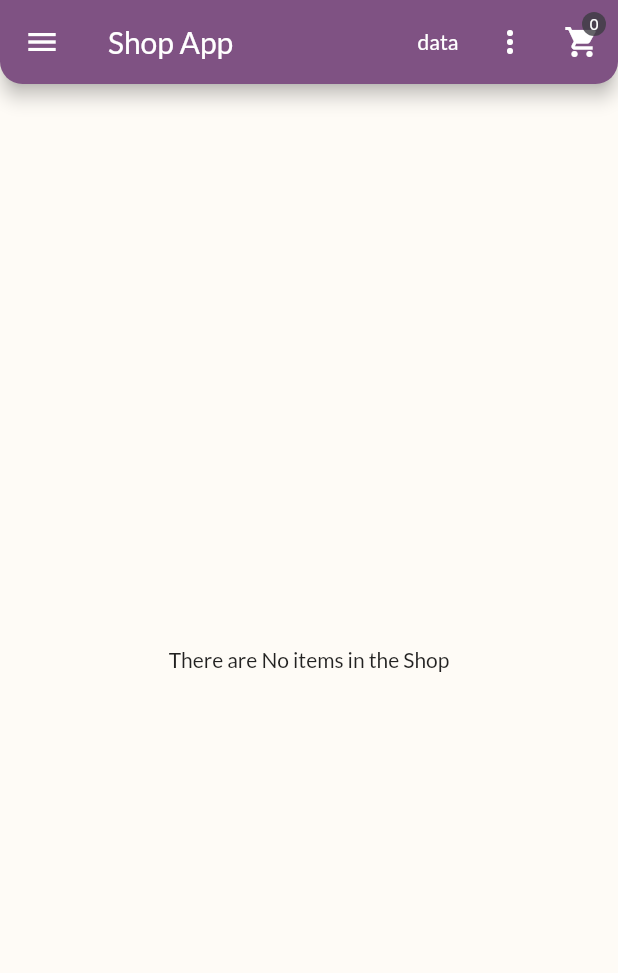
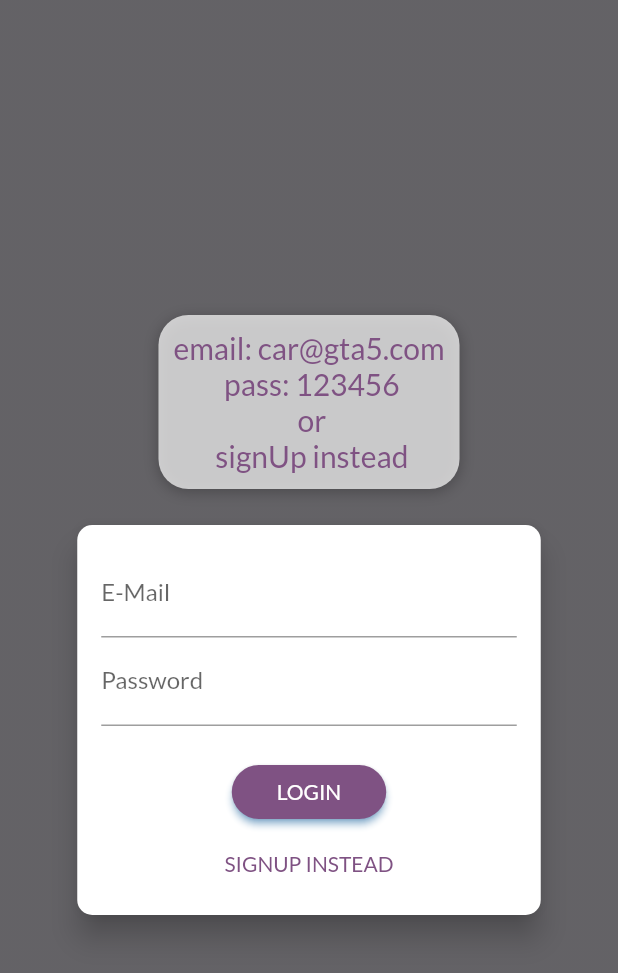
Before and after one commit to EkjyotSandhu12/shopAppFlutter, a Flutter app: the screen it shows after launch, on a phone screen of 412 x 824 dp. Shown: the top 973 px of the screen. Run offline on Flutter 3.47's test engine with Material 2 defaults, Android fonts, the phone set to English and light mode, and no system bars; our stand-ins replace shared_preferences.

Commit message:
app completed

```diff
--- a/lib/main.dart
+++ b/lib/main.dart
@@ -1,7 +1,7 @@
 import 'package:flutter/material.dart';
-import 'package:flutter/services.dart';
-import 'package:provider/provider.dart';
+import 'package:provider/provider.dart' as provider;
 import 'package:shop_app/pages/AddOrEdit_product_page.dart';
+import 'package:shop_app/pages/auth_screen.dart';
 import 'package:shop_app/pages/order_page.dart';
 import 'package:shop_app/pages/user_product_page.dart';
 
@@ -11,24 +11,29 @@ import './pages/cart_page.dart';
 import './pages/product_overview_page.dart';
 import './pages/products_detail_page.dart';
 import '../providers/products_provider.dart';
+import 'models/auth.dart';
 
 void main() {
-
   runApp(MyApp());
 }
 
 class MyApp extends StatelessWidget {
+  Auth auth = Auth();
+
   Widget build(BuildContext context) {
-    return MultiProvider(
+    return provider.MultiProvider(
       providers: [
-        ChangeNotifierProvider(
-          create: (_) => Orders(),
+        provider.ChangeNotifierProvider.value(
+          value: auth,
         ),
-        ChangeNotifierProvider(
-          create: (_) => ProductsProvider(),
+        provider.ChangeNotifierProvider(
+          create: (_) => ProductsProvider(auth),
         ),
-        ChangeNotifierProvider(
-          create: (_) => Cart(),
+        provider.ChangeNotifierProvider(
+          create: (_) => Orders(auth),
+        ),
+        provider.ChangeNotifierProvider(
+          create: (_) => Cart(auth),
         )
       ],
       child: MaterialApp(
@@ -58,9 +63,28 @@ class MyApp extends StatelessWidget {
             bodyText1: TextStyle(fontFamily: "Anton", color: Colors.white),
           ),
         ),
-        initialRoute: ProductOverviewPage.routeName,
+        home: auth.isAuth()
+            ? ProductOverviewPage()
+            : FutureBuilder(
+                future: auth.tryAutoLogin(),
+                builder: (context, futureData) {
+                  if (futureData.connectionState == ConnectionState.waiting) {
+                    return Center(
+                      child: Text("loading"),
+                    );
+                  } else if (futureData.hasError) {
+                    print(futureData.error.toString());
+                    return AuthScreen();
+                  } else {
+                    return  futureData.data == true
+                        ? ProductOverviewPage()
+                        : AuthScreen();
+                  }
+                },
+              ),
         title: "Shop App Material widget",
         routes: {
+          AuthScreen.routeName: (_) => AuthScreen(),
           ProductOverviewPage.routeName: (_) => ProductOverviewPage(),
           ProductDetailsPage.routeName: (_) => ProductDetailsPage(),
           CartPage.routeName: (_) => CartPage(),
--- /dev/null
+++ b/lib/models/auth.dart
@@ -0,0 +1,128 @@
+import 'dart:async';
+import 'dart:convert';
+
+import 'package:flutter/widgets.dart';
+import 'package:http/http.dart' as http;
+import 'package:shared_preferences/shared_preferences.dart';
+import 'package:shop_app/models/customException.dart';
+
+import '../pages/auth_screen.dart';
+
+class Auth with ChangeNotifier {
+  String _token = "";
+  DateTime _expiryDate = DateTime.now();
+  String _userId = "";
+  late Timer autoLogOutTimer;
+
+  bool isAuth() {
+    if (_token.isNotEmpty &&
+        _userId.isNotEmpty &&
+        _expiryDate.isAfter(DateTime.now())) {
+      return true;
+    } else {
+      return false;
+    }
+  }
+
+  String get tokenKey {
+    return _token;
+  }
+
+  String get userId {
+    return _userId;
+  }
+
+  Future<void> _authenticate(
+      String email, String password, String urlSegment) async {
+    final url =
+        'https://identitytoolkit.googleapis.com/v1/accounts:${urlSegment}?key=AIzaSyC_RC_zdhBHRRHr6HrVYURB8ZglXMFe7Bs';
+
+    try {
+      final response = await http.post(
+        Uri.parse(url),
+        body: json.encode(
+          {
+            'email': email,
+            'password': password,
+            'returnSecureToken': true,
+          },
+        ),
+      );
+      final responseData = json.decode(response.body) as Map;
+
+      if ((responseData.containsKey('error'))) {
+        throw customException(responseData['error']['message']);
+      }
+
+      _token = responseData['idToken'];
+      _userId = responseData['localId'];
+      _expiryDate = DateTime.now()
+          .add(Duration(seconds: int.parse(responseData['expiresIn'])));
+
+      SharedPreferences sp = await SharedPreferences.getInstance();
+
+      sp.setString(
+          'key',
+          json.encode({
+            'token': responseData['idToken'],
+            'userId': responseData['localId'],
+            'expiryDate': _expiryDate.toIso8601String(),
+          }));
+
+      autoLogOutTimer = Timer(
+          Duration(seconds: _expiryDate.difference(DateTime.now()).inSeconds),
+          logout);
+
+      notifyListeners();
+    } on Exception catch (e) {
+      throw e;
+    }
+  }
+
+  Future<bool> tryAutoLogin() async {
+    SharedPreferences sp = await SharedPreferences.getInstance();
+
+    final body = json.decode((sp.getString('key')!));
+
+    if (body == null || body.isEmpty) {
+      return false;
+    }
+    Map bodyData = body as Map;
+
+
+    if (DateTime.now().isBefore(DateTime.parse(bodyData['expiryDate']))) {
+      _token = bodyData['token'];
+      _userId = bodyData['userId'];
+      _expiryDate = DateTime.parse(bodyData['expiryDate']);
+
+      autoLogOutTimer = Timer(
+          Duration(seconds: _expiryDate.difference(DateTime.now()).inSeconds),
+          logout);
+
+      return true;
+    }
+
+    return false;
+  }
+
+  Future<void> signup(String email, String password) async {
+    return _authenticate(email, password, "signUp");
+  }
+
+  Future<void> signIn(String email, String password) async {
+    return _authenticate(email, password, "signInWithPassword");
+  }
+
+  Future<void> logout() async {
+
+    _token = "";
+    _expiryDate = DateTime.now();
+    _userId = "";
+    if (autoLogOutTimer != null) {
+      autoLogOutTimer.cancel();
+    }
+    notifyListeners();
+    SharedPreferences sp = await SharedPreferences.getInstance();
+    sp.clear();
+  }
+}
--- a/lib/models/order.dart
+++ b/lib/models/order.dart
@@ -5,6 +5,7 @@ import 'package:http/http.dart' as http;
 import 'package:shop_app/models/http_url.dart';
 
 import '../models/cart.dart';
+import 'auth.dart';
 
 class Order {
   String id;
@@ -23,14 +24,19 @@ class Order {
 class Orders with ChangeNotifier {
   List<Order> _orders = [];
 
+  final Auth authObject;
+
+  Orders(this.authObject);
+
   List<Order> get orders {
     return [..._orders];
   }
 
   Future<void> fetchOrder() async {
+
     List<Order> fetchedList = [];
     try {
-    final url = HttpUrl.orderUrl + ".json";
+    final url = HttpUrl.orderUrl + '.json?auth=${authObject.tokenKey}&orderBy="userId"&equalTo="${authObject.userId}"';
 
     final response = await http.get(Uri.parse(url));
 
@@ -75,8 +81,9 @@ class Orders with ChangeNotifier {
     }
 
     Map<String, dynamic> productMap = {};
-    return http.post(Uri.parse(url + ".json"),
+    return http.post(Uri.parse(url + ".json?auth=${authObject.tokenKey}"),
         body: json.encode({
+          'userId' : authObject.userId,
           'dateTime': DateTime.now().toIso8601String(),
           'totalAmount': totalAmount,
           'cartItems': cartItems
--- /dev/null
+++ b/lib/pages/auth_screen.dart
@@ -0,0 +1,267 @@
+import 'dart:math';
+
+import 'package:flutter/material.dart';
+import 'package:provider/provider.dart' as p;
+import 'package:shop_app/pages/product_overview_page.dart';
+
+import '../models/auth.dart';
+import '../models/customException.dart';
+
+enum AuthMode { Signup, Login }
+
+class AuthScreen extends StatelessWidget {
+  static const routeName = '/auth';
+
+  @override
+  Widget build(BuildContext context) {
+    final deviceSize = MediaQuery.of(context).size;
+    // final transformConfig = Matrix4.rotationZ(-8 * pi / 180);
+    // transformConfig.translate(-10.0);
+    return Scaffold(
+      // resizeToAvoidBottomInset: false,
+      body: Stack(
+        children: <Widget>[
+          Container(
+            decoration: BoxDecoration(
+              gradient: LinearGradient(
+                colors: [
+                  Theme.of(context).backgroundColor,
+                  Theme.of(context).colorScheme.background,
+                ],
+                begin: Alignment.topLeft,
+                end: Alignment.bottomRight,
+                stops: [0, 1],
+              ),
+            ),
+          ),
+          SingleChildScrollView(
+            child: Container(
+              height: deviceSize.height,
+              width: deviceSize.width,
+              child: Column(
+                mainAxisAlignment: MainAxisAlignment.center,
+                crossAxisAlignment: CrossAxisAlignment.center,
+                children: <Widget>[
+                  Flexible(
+                    child: Container(
+                      margin: EdgeInsets.only(bottom: 20.0),
+                      padding:
+                          EdgeInsets.all(10),
+                      decoration: BoxDecoration(
+                        borderRadius: BorderRadius.circular(20),
+                        color: Colors.white70,
+                        boxShadow: const [
+                          BoxShadow(
+                            blurRadius: 8,
+                            color: Colors.black26,
+                            offset: Offset(0, 2),
+                          )
+                        ],
+                      ),
+                      child: Text(
+                        textAlign: TextAlign.center,
+                        'email: car@gta5.com\n pass: 123456 \n or \n signUp instead',
+                        style: TextStyle(
+                          color: Theme.of(context).colorScheme.primary,
+                          fontSize: 20,
+                          fontWeight: FontWeight.normal,
+                        ),
+                      ),
+                    ),
+                  ),
+                  Flexible(
+                    flex: deviceSize.width > 600 ? 2 : 1,
+                    child: AuthCard(),
+                  ),
+                ],
+              ),
+            ),
+          ),
+        ],
+      ),
+    );
+  }
+}
+
+class AuthCard extends StatefulWidget {
+
+  @override
+  _AuthCardState createState() => _AuthCardState();
+}
+
+class _AuthCardState extends State<AuthCard> {
+  final GlobalKey<FormState> _formKey = GlobalKey();
+  AuthMode _authMode = AuthMode.Login;
+  Map<String, String> _authData = {
+    'email': '',
+    'password': '',
+  };
+  var _isLoading = false;
+  final _passwordController = TextEditingController();
+
+  void _showErrorDialog(String message) {
+    showDialog(
+      context: context,
+      builder: (ctx) => AlertDialog(
+        title: Text('An Error Occurred!'),
+        content: Text(message),
+        actions: <Widget>[
+          TextButton(
+            child: Text('Okay'),
+            onPressed: () {
+              Navigator.of(ctx).pop();
+            },
+          )
+        ],
+      ),
+    );
+  }
+
+  Future<void> _submit() async {
+    if (!_formKey.currentState!.validate()) {
+      // Invalid!
+      return;
+    }
+    _formKey.currentState!.save();
+    setState(() {
+      _isLoading = true;
+    });
+    try{
+    if (_authMode == AuthMode.Login) {
+      // Log user in
+      await p.Provider.of<Auth>(context, listen: false).signIn(_authData['email']!, _authData['password']!);
+      Navigator.pushReplacementNamed(context, ProductOverviewPage.routeName);
+    } else {
+     await p.Provider.of<Auth>(context, listen: false).signup(_authData['email']!, _authData['password']!);
+     Navigator.pushReplacementNamed(context, ProductOverviewPage.routeName);
+    }
+  } on customException catch (error) {
+  var errorMessage = 'Authentication failed';
+  if (error.toString().contains('EMAIL_EXISTS')) {
+  errorMessage = 'This email address is already in use.';
+  } else if (error.toString().contains('INVALID_EMAIL')) {
+  errorMessage = 'This is not a valid email address';
+  } else if (error.toString().contains('WEAK_PASSWORD')) {
+  errorMessage = 'This password is too weak.';
+  } else if (error.toString().contains('EMAIL_NOT_FOUND')) {
+  errorMessage = 'Could not find a user with that email.';
+  } else if (error.toString().contains('INVALID_PASSWORD')) {
+  errorMessage = 'Invalid password.';
+  }
+  _showErrorDialog(errorMessage);
+  } catch (error) {
+  const errorMessage =
+  'Could not authenticate you. Please try again later.';
+  _showErrorDialog(errorMessage);
+  }
+    setState(() {
+      _isLoading = false;
+    });
+  }
+
+  void _switchAuthMode() {
+    if (_authMode == AuthMode.Login) {
+      setState(() {
+        _authMode = AuthMode.Signup;
+      });
+    } else {
+      setState(() {
+        _authMode = AuthMode.Login;
+      });
+    }
+  }
+
+  @override
+  Widget build(BuildContext context) {
+    final deviceSize = MediaQuery.of(context).size;
+    return Card(
+      shape: RoundedRectangleBorder(
+        borderRadius: BorderRadius.circular(10.0),
+      ),
+      elevation: 8.0,
+      child: Container(
+        height: _authMode == AuthMode.Signup ? 320 : 260,
+        constraints:
+            BoxConstraints(minHeight: _authMode == AuthMode.Signup ? 320 : 260),
+        width: deviceSize.width * 0.75,
+        padding: EdgeInsets.all(16.0),
+        child: Form(
+          key: _formKey,
+          child: SingleChildScrollView(
+            child: Column(
+              children: <Widget>[
+                TextFormField(
+                  decoration: InputDecoration(labelText: 'E-Mail'),
+                  keyboardType: TextInputType.emailAddress,
+                  validator: (value) {
+                    if (value!.isEmpty || !value.contains('@')) {
+                      return 'Invalid email!';
+                    }
+                    return null;
+                  },
+                  onSaved: (value) {
+                    _authData['email'] = value!;
+                  },
+                ),
+                TextFormField(
+                  decoration: InputDecoration(labelText: 'Password'),
+                  obscureText: true,
+                  controller: _passwordController,
+                  validator: (value) {
+                    if (value!.isEmpty || value.length < 5) {
+                      return 'Password is too short!';
+                    }
+                  },
+                  onSaved: (value) {
+                    _authData['password'] = value!;
+                  },
+                ),
+                if (_authMode == AuthMode.Signup)
+                  TextFormField(
+                    enabled: _authMode == AuthMode.Signup,
+                    decoration: InputDecoration(labelText: 'Confirm Password'),
+                    obscureText: true,
+                    validator: _authMode == AuthMode.Signup
+                        ? (value) {
+                            if (value != _passwordController.text) {
+                              return 'Passwords do not match!';
+                            }
+                          }
+                        : null,
+                  ),
+                SizedBox(
+                  height: 20,
+                ),
+                if (_isLoading)
+                  CircularProgressIndicator()
+                else
+                  ElevatedButton(
+                    child:
+                        Text(_authMode == AuthMode.Login ? 'LOGIN' : 'SIGN UP'),
+                    onPressed: _submit,
+                    style: ElevatedButton.styleFrom(
+                      shape: RoundedRectangleBorder(
+                        borderRadius: BorderRadius.circular(30),
+                      ),
+                      padding:
+                      EdgeInsets.symmetric(horizontal: 30.0, vertical: 8.0),
+                      shadowColor: Theme.of(context).primaryColor,
+                    ),
+
+                  ),
+                TextButton(
+                  child: Text(
+                      '${_authMode == AuthMode.Login ? 'SIGNUP' : 'LOGIN'} INSTEAD'),
+                  onPressed: _switchAuthMode,
+                  style: TextButton.styleFrom(
+                    padding: EdgeInsets.symmetric(horizontal: 30.0, vertical: 4),
+                  ),
+                ),
+              ],
+            ),
+          ),
+        ),
+      ),
+    );
+  }
+}
--- a/lib/pages/order_page.dart
+++ b/lib/pages/order_page.dart
@@ -13,7 +13,6 @@ class OrderPage extends StatefulWidget {
 }
 
 class _OrderPageState extends State<OrderPage> {
-  bool _isLoading = false;
 
   @override
   void initState() {
@@ -37,7 +36,7 @@ class _OrderPageState extends State<OrderPage> {
               } else {
                 return provider.Consumer<Orders>(
                   builder: (context, orderData, child) {
-                    return ListView(
+                    return orderData.orders.isEmpty? Center(child: Text("No Orders Placed..")) : ListView(
                       children: [
                         ...orderData.orders
                             .map(
--- a/lib/providers/products_provider.dart
+++ b/lib/providers/products_provider.dart
@@ -3,6 +3,7 @@ import 'dart:convert';
 import 'package:flutter/material.dart';
 import 'package:http/http.dart' as http;
 
+import '../models/auth.dart';
 import '../models/customException.dart';
 import '../models/product.dart';
 
@@ -43,22 +44,49 @@ class ProductsProvider with ChangeNotifier {
     ),*/
   ];
 
+  Auth authObject;
+
+  ProductsProvider(this.authObject);
+
   String getImage(String id) {
     return _items.firstWhere((element) => element.id == id).imageUrl;
   }
 
   List<Product> get getItems {
+
     return [..._items];
+  }
+
+  Future<List<Product>> getPersonalProduct() async {
+
+    List<Product> fetchedList = [];
+
+    final url = 'https://flutter-shop-app-4f901-default-rtdb.firebaseio.com/product.json?auth=${authObject.tokenKey}&orderBy="userId"&equalTo="${authObject.userId}"';
+
+    final response = await http.get(Uri.parse(url));
+    final resposeData = json.decode(response.body) as Map;
+
+    _items.forEach((element) {
+      if(resposeData.containsKey(element.id)) {
+        fetchedList.add(element);
+      }
+    });
+
+    return fetchedList;
   }
 
   Future<void> fetchItems() async {
     List<Product> fetchedList = [];
     try {
-      final url =
-          "https://flutter-shop-app-4f901-default-rtdb.firebaseio.com/product.json";
+       var url =
+          "https://flutter-shop-app-4f901-default-rtdb.firebaseio.com/product.json?auth=${authObject.tokenKey}";
       final response = await http.get(Uri.parse(url));
 
       final responseData = json.decode(response.body) == null ? {} : json.decode(response.body) as Map<String, dynamic>;
+
+      url = "https://flutter-shop-app-4f901-default-rtdb.firebaseio.com/${authObject.userId}/userFav.json?auth=${authObject.tokenKey}";
+      final userResponse = await http.get(Uri.parse(url));
+      final userResponseData = json.decode(userResponse.body) == null ? {} : json.decode(userResponse.body) as Map<String, dynamic>;
 
       responseData.forEach((key, value) {
         fetchedList.add(Product(
@@ -67,9 +95,11 @@ class ProductsProvider with ChangeNotifier {
           description: value['description'],
           imageUrl: value['image'],
           price: value['price'],
-          isFavorite: value['isFavourite'],
+          isFavorite: userResponseData[key] == null ? false : userResponseData[key]['isFavourite'],
         ));
       });
+    }catch(e){
+      print(e.toString());
     } finally {
       notifyListeners();
       _items = fetchedList;
@@ -78,19 +108,20 @@ class ProductsProvider with ChangeNotifier {
 
   Future<void> addProduct(Product item) async {
     final url =
-        "https://flutter-shop-app-4f901-default-rtdb.firebaseio.com/product.json";
+        "https://flutter-shop-app-4f901-default-rtdb.firebaseio.com/product.json?auth=${authObject.tokenKey}";
     await http
         .post(
       Uri.parse(url),
       body: json.encode({
+        'userId' : authObject.userId,
         'title': item.title,
         'description': item.description,
         'image': item.imageUrl,
         'price': item.price,
-        'isFavourite': item.isFavorite,
       }),
     )
         .then((value) {
+          print(json.decode(value.body)['name']);
       item.id = json.decode(value.body)['name'];
       _items.add(item);
       notifyListeners();
@@ -99,7 +130,7 @@ class ProductsProvider with ChangeNotifier {
 
   Future<void> updateProduct(Product item) async {
     final url =
-        "https://flutter-shop-app-4f901-default-rtdb.firebaseio.com/product/${item.id}.json";
+        "https://flutter-shop-app-4f901-default-rtdb.firebaseio.com/product/${item.id}.json?auth=${authObject.tokenKey}";
     http.patch(Uri.parse(url),
         body: json.encode({
           'title': item.title,
@@ -107,6 +138,7 @@ class ProductsProvider with ChangeNotifier {
           'image': item.imageUrl,
           'price': item.price,
         }));
+    notifyListeners();
   }
 
   bool contains(Product p) {
@@ -115,14 +147,13 @@ class ProductsProvider with ChangeNotifier {
 
   Future<void> deleteProduct(Product item) {
     final url =
-        "https://flutter-shop-app-4f901-default-rtdb.firebaseio.com/product/${item.id}.json";
+        "https://flutter-shop-app-4f901-default-rtdb.firebaseio.com/product/${item.id}.json?auth=${authObject.tokenKey}";
 
     return http.delete(Uri.parse(url)).then((response) {
       if (response.statusCode >= 400) {
         throw customException("Deleting Failed");
       } else {
         fetchItems();
-        notifyListeners();
       }
     });
   }
--- a/lib/random_data_generator.dart
+++ b/lib/random_data_generator.dart
@@ -51,7 +51,6 @@ class RandomData {
     "Husky",
     "Loud",
     "Melodic",
-    "Moaning",
     "Mute",
     "Noisy",
     "Purring",
--- a/lib/widgets/cart_item.dart
+++ b/lib/widgets/cart_item.dart
@@ -49,6 +49,7 @@ class CartItem extends StatelessWidget {
             TextButton(
               onPressed: () {
                 cart.removeQuantity = cartId;
+                print(cartId);
               },
               style: TextButton.styleFrom(
                 minimumSize: Size.zero,
--- a/lib/widgets/product_item.dart
+++ b/lib/widgets/product_item.dart
@@ -3,6 +3,7 @@ import 'package:flutter/material.dart';
 
 import 'package:provider/provider.dart';
 
+import '../models/auth.dart';
 import '../models/cart.dart';
 import '../models/product.dart';
 
@@ -11,6 +12,8 @@ class ProductItem extends StatelessWidget {
   Widget build(BuildContext context) {
     Product product = Provider.of<Product>(context, listen: false);
     Cart cart = Provider.of<Cart>(context, listen: false);
+    Auth auth = Provider.of<Auth>(context, listen: false);
+
     return ClipRRect(
       borderRadius: BorderRadius.all(Radius.circular(10)),
       child: GestureDetector(
@@ -30,7 +33,7 @@ class ProductItem extends StatelessWidget {
             leading: Consumer<Product>(
               builder: (_, product, child) => IconButton(
                 onPressed: () {
-                  product.setToggleFavourite();
+                  product.setToggleFavourite(auth.userId, auth.tokenKey);
                 },
                 icon: product.isFavorite
                     ? const Icon(Icons.favorite_outlined)
--- a/lib/widgets/user_product_item.dart
+++ b/lib/widgets/user_product_item.dart
@@ -1,6 +1,7 @@
 import 'package:flutter/material.dart';
 import 'package:provider/provider.dart';
 import 'package:shop_app/pages/AddOrEdit_product_page.dart';
+import 'package:shop_app/pages/user_product_page.dart';
 import 'package:shop_app/providers/products_provider.dart';
 
 import '../models/cart.dart';
--- a/pubspec.yaml
+++ b/pubspec.yaml
@@ -47,6 +47,7 @@ dev_dependencies:
   flutter_lints: ^2.0.0
   provider: ^6.0.3
   intl: ^0.17.0
+  shared_preferences: ^2.0.15
   http: ^0.13.5
 
 # For information on the generic Dart part of this file, see the
```
Also changed, not shown: lib/models/cart.dart (+34 -17 lines), lib/models/product.dart (+14 -14 lines), lib/pages/user_product_page.dart (+34 -9 lines), lib/widgets/side_drawer.dart (+14 -0 lines), pubspec.lock, 1 other file.
